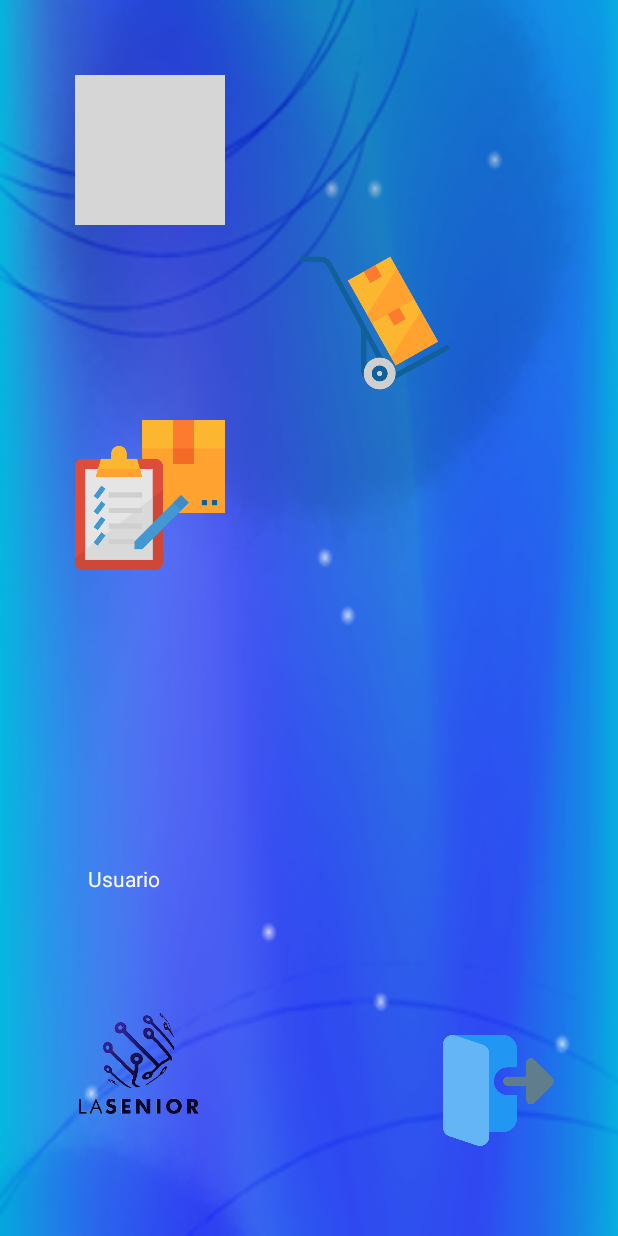
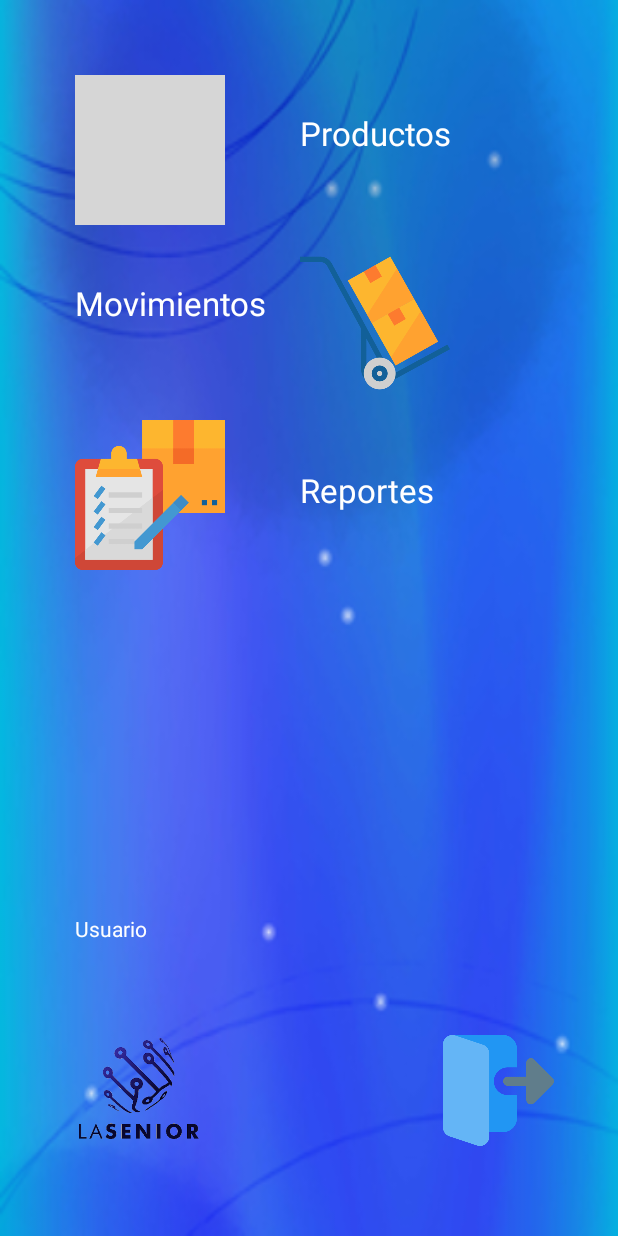
Before and after one commit to MauroMP/ProjectLaSenior, an Android app: the Menu_Activity screen opened directly, with no data from a screen before it, on a phone screen of 412 x 824 dp. Run offline under Robolectric (Android 15) with nearby library versions, the phone set to English and light mode, and no system bars; 4 statements that could not run were skipped; grey boxes are pictures that could not be loaded.

Commit message:
24/11/2019_22.39

```diff
--- a/ANDROID/app/src/main/res/layout/activity_menu_.xml
+++ b/ANDROID/app/src/main/res/layout/activity_menu_.xml
@@ -9,6 +9,28 @@
 
 
     <TextView
+        android:id="@+id/reportes"
+        android:layout_width="130dp"
+        android:layout_height="56dp"
+        android:layout_marginTop="32dp"
+        android:text="Reportes"
+        android:textColor="#FFFFFF"
+        android:textSize="22sp"
+        app:layout_constraintStart_toStartOf="@+id/guideline42"
+        app:layout_constraintTop_toTopOf="@+id/guideline44" />
+
+    <TextView
+        android:id="@+id/productos"
+        android:layout_width="130dp"
+        android:layout_height="56dp"
+        android:layout_marginBottom="20dp"
+        android:text="Productos"
+        android:textColor="#FFFFFF"
+        android:textSize="22sp"
+        app:layout_constraintBottom_toTopOf="@+id/guideline43"
+        app:layout_constraintStart_toStartOf="@+id/guideline42" />
+
+    <TextView
         android:id="@+id/textUsuario"
         android:layout_width="wrap_content"
         android:layout_height="wrap_content"
@@ -16,10 +38,10 @@
         android:textColor="#FCFFFFFF"
         app:layout_constraintBottom_toBottomOf="parent"
         app:layout_constraintEnd_toEndOf="parent"
-        app:layout_constraintHorizontal_bias="0.161"
+        app:layout_constraintHorizontal_bias="0.137"
         app:layout_constraintStart_toStartOf="parent"
         app:layout_constraintTop_toTopOf="parent"
-        app:layout_constraintVertical_bias="0.716" />
+        app:layout_constraintVertical_bias="0.757" />
 
     <ImageView
         android:id="@+id/btSalir"
@@ -96,5 +118,16 @@
         android:orientation="horizontal"
         app:layout_constraintGuide_begin="280dp" />
 
+    <TextView
+        android:id="@+id/Movimientos"
+        android:layout_width="130dp"
+        android:layout_height="56dp"
+        android:text="Movimientos"
+        android:textColor="#FFFFFF"
+        android:textSize="22sp"
+        app:layout_constraintBottom_toTopOf="@+id/guideline44"
+        app:layout_constraintStart_toStartOf="@+id/guideline41"
+        app:layout_constraintTop_toTopOf="@+id/guideline43" />
+
 
 </androidx.constraintlayout.widget.ConstraintLayout>
```
Also changed, not shown: ANDROID/app/src/main/java/com/example/lasenioralmacenes/Addmov_Activity.java (+4 -4 lines), ANDROID/app/src/main/res/layout/activity_addmov_.xml (+11 -0 lines), ANDROID/app/src/main/res/layout/activity_movimientos_.xml (+6 -6 lines).
